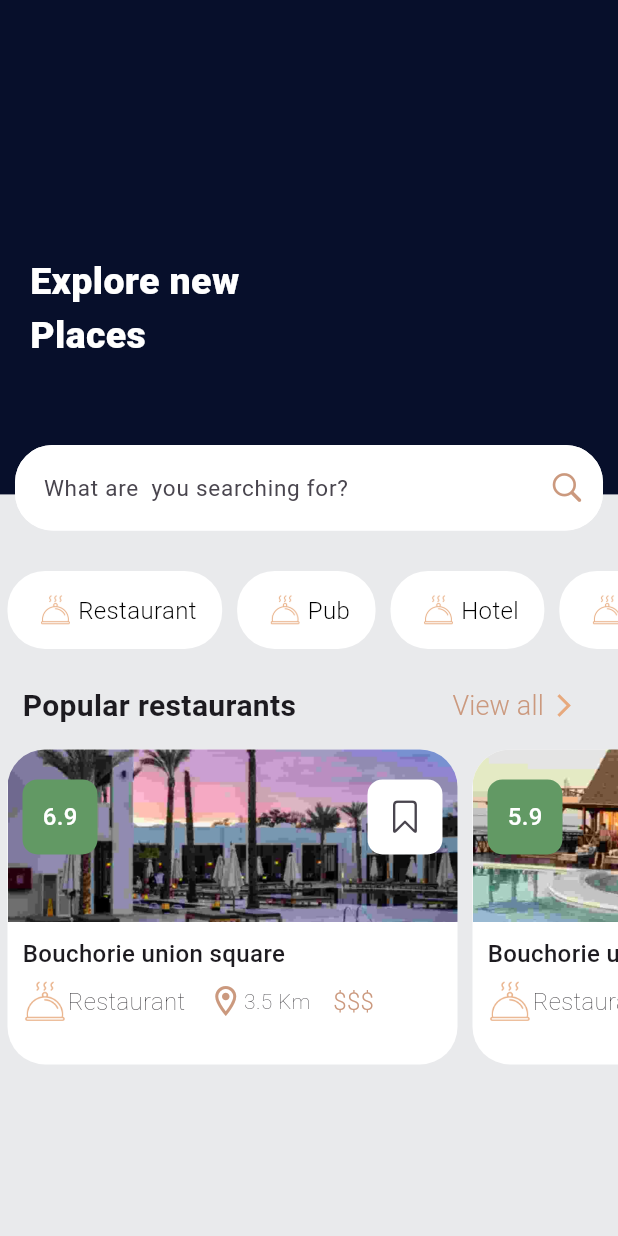
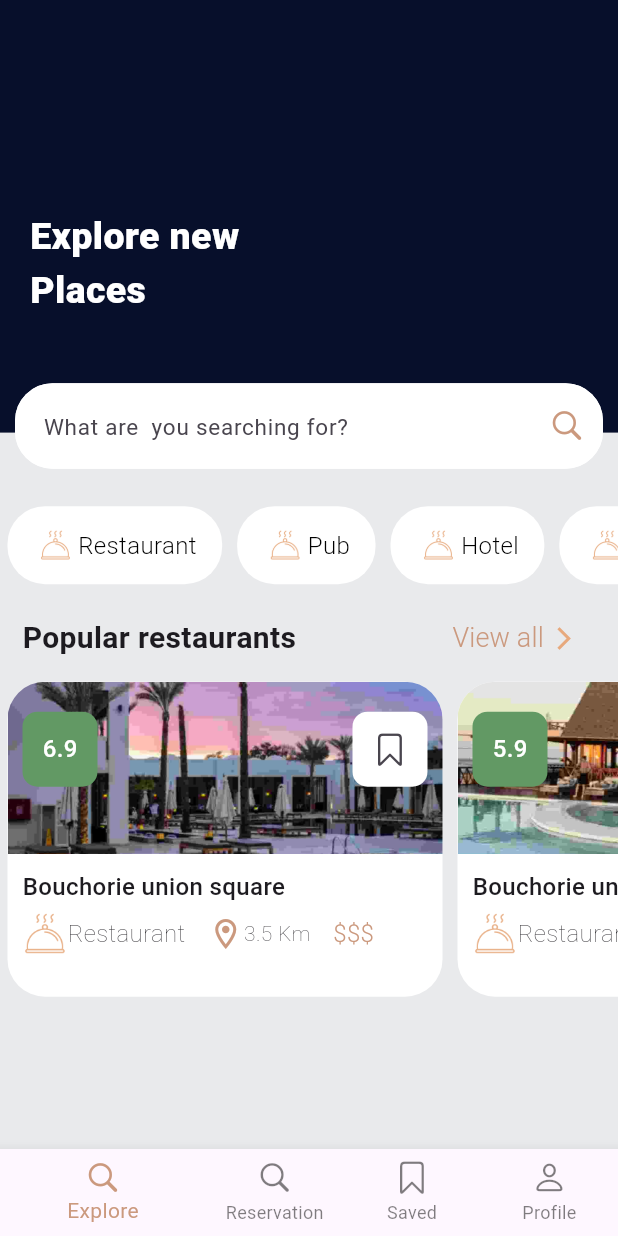
Before and after one commit to barakadewise/hotelsApp, a Flutter app: the screen it shows after launch, on a phone screen of 412 x 824 dp. Run offline on Flutter 3.47's test engine with Material 3 defaults, Android fonts, the phone set to English and light mode, and no system bars.

Commit message:
added bottom nav ,profile,reservation,saved and profile more modification on the way

```diff
--- a/lib/main.dart
+++ b/lib/main.dart
@@ -1,5 +1,6 @@
 import 'package:flutter/material.dart';
-import 'package:myapp/src/home/screen/home_screen.dart';
+import 'package:myapp/src/Explore/screen/explore.dart';
+import 'package:myapp/src/Home/homepage.dart';
 
 void main() {
   runApp(const MyApp());
@@ -8,13 +9,10 @@ void main() {
 class MyApp extends StatelessWidget {
   const MyApp({super.key});
 
-
   @override
   Widget build(BuildContext context) {
     return MaterialApp(
-
       theme: ThemeData(
-
         colorScheme: ColorScheme.fromSeed(seedColor: Colors.deepPurple),
         useMaterial3: true,
       ),
--- a/lib/src/home/components/popular_places_card.dart
+++ b/lib/src/Explore/components/popular_places_card.dart
@@ -10,7 +10,7 @@ class PopularPlacesCard extends StatelessWidget {
   @override
   Widget build(BuildContext context) {
     return Container(
-        width: 300,
+        width: 290,
         decoration: BoxDecoration(
           color: Colors.white,
           borderRadius: BorderRadius.circular(25),
@@ -20,7 +20,7 @@ class PopularPlacesCard extends StatelessWidget {
             Column(
               children: [
                 SizedBox(
-                    width: 300,
+                    width: 290,
                     height: 115,
                     child: ClipRRect(
                       borderRadius: const BorderRadius.only(
--- a/lib/src/home/screen/home_screen.dart
+++ b/lib/src/Explore/screen/explore.dart
@@ -1,20 +1,15 @@
 import 'package:flutter/cupertino.dart';
 import 'package:flutter/material.dart';
-import 'package:flutter/widgets.dart';
-import 'package:myapp/src/home/models/popular_places_model.dart';
 import '../components/category_card.dart';
 import '../components/popular_places_card.dart';
+import '../models/popular_places_model.dart';
 
-class Homepage extends StatefulWidget {
-  const Homepage({super.key});
+class Explore extends StatelessWidget {
+  const Explore({super.key});
 
   @override
-  State<Homepage> createState() => _HomepageState();
-}
+  Widget build(BuildContext context) {
 
-class _HomepageState extends State<Homepage> {
-  @override
-  Widget build(BuildContext context) {
     final List<String> category = [
       'Restaurant',
       'Pub',
@@ -34,13 +29,13 @@ class _HomepageState extends State<Homepage> {
                   Container(
                     decoration: const BoxDecoration(color: Color(0xff070F2B)),
                     child: SizedBox(
-                      height: size.height * 0.4,
+                      height: size.height * 0.35,
                       width: size.width,
                       child: const Column(
                         crossAxisAlignment: CrossAxisAlignment.start,
                         children: [
                           SizedBox(
-                            height: 170,
+                            height: 140,
                           ),
                           Padding(
                             padding: EdgeInsets.only(left: 20),
@@ -67,7 +62,7 @@ class _HomepageState extends State<Homepage> {
                     ),
                   ),
                   Positioned(
-                    top: size.height * 0.36,
+                    top: size.height * 0.31,
                     child: Column(
                       children: [
                         SizedBox(
@@ -115,7 +110,7 @@ class _HomepageState extends State<Homepage> {
                           ),
                         ),
                         const SizedBox(
-                          height: 10,
+                          height: 8,
                         ),
                         SizedBox(
                             height: 60,
@@ -151,7 +146,7 @@ class _HomepageState extends State<Homepage> {
                               ],
                             )),
                         const SizedBox(
-                          height: 10,
+                          height: 8,
                         ),
                         SizedBox(
                           width: size.width,
@@ -214,10 +209,11 @@ class _HomepageState extends State<Homepage> {
                         ),
                       ],
                     ),
-                  )
+                  ),
+                  const SizedBox(height: 70,)
                 ],
               ),
-            )
+            ),
           ],
         ),
       ),
--- /dev/null
+++ b/lib/src/Home/homepage.dart
@@ -0,0 +1,141 @@
+import 'package:flutter/cupertino.dart';
+import 'package:flutter/material.dart';
+import 'package:myapp/src/Explore/screen/explore.dart';
+import 'package:myapp/src/Profile/screen/profile.dart';
+import 'package:myapp/src/Resevation/screen/reservation.dart';
+import 'package:myapp/src/Saved/screen/saved.dart';
+
+class Homepage extends StatefulWidget {
+  const Homepage({super.key});
+
+  @override
+  State<Homepage> createState() => _HomepageState();
+}
+
+class _HomepageState extends State<Homepage> {
+//initial page and index
+  int currentIndexPage = 0;
+
+  final Widget currentPage = const Explore();
+
+//list of pages
+  final List<Widget> pages = [
+    const Explore(),
+    const Reservation(),
+    const Saved(),
+    const Profile()
+  ];
+
+  //initialize the page storage bucket
+  final PageStorageBucket bucket = PageStorageBucket();
+
+  @override
+  Widget build(BuildContext context) {
+    return Scaffold(
+      // bottomNavigationBar: BottomAppBar(
+      //   color: Colors.white,
+      //   height: 65,
+      //   elevation: 2,
+      //   child: SizedBox(
+      //     height: 60,
+      //     child: Row(
+      //       mainAxisAlignment: MainAxisAlignment.spaceBetween,
+      //       children: [
+      //         MaterialButton(
+      //           minWidth: 35,
+      //           onPressed: () {},
+      //           child: const Column(
+      //             children: [
+      //               Icon(
+      //                 CupertinoIcons.search,
+      //               ),
+      //               Text(
+      //                 'Explore',
+      //                 style:
+      //                     TextStyle(fontSize: 12, fontWeight: FontWeight.w300),
+      //               )
+      //             ],
+      //           ),
+      //         ),
+      //         MaterialButton(
+      //           minWidth: 30,
+      //           onPressed: () {},
+      //           child: const Column(
+      //             children: [
+      //               Icon(
+      //                CupertinoIcons.book_circle_fill
+      //               ),
+      //               Text(
+      //                 'Reservation',
+      //                 style:
+      //                     TextStyle(fontSize: 12, fontWeight: FontWeight.w300),
+      //               )
+      //             ],
+      //           ),
+      //         ),
+      //         MaterialButton(
+      //           minWidth: 35,
+      //           onPressed: () {},
+      //           child: const Column(
+      //             children: [
+      //               Icon(
+      //                 CupertinoIcons.bookmark,
+      //               ),
+      //               Text(
+      //                 'Saved',
+      //                 style:
+      //                     TextStyle(fontSize: 12, fontWeight: FontWeight.w300),
+      //               )
+      //             ],
+      //           ),
+      //         ),
+      //         MaterialButton(
+      //           minWidth: 35,
+      //           onPressed: () {},
+      //           child: const Column(
+      //             children: [
+      //               Icon(
+      //                 CupertinoIcons.person,
+      //               ),
+      //               Text(
+      //                 'Profile',
+      //                 style:
+      //                     TextStyle(fontSize: 12, fontWeight: FontWeight.w300),
+      //               )
+      //             ],
+      //           ),
+      //         )
+      //       ],
+      //     ),
+      //   ),
+      // ),
+      bottomNavigationBar: BottomNavigationBar(
+          onTap: (int index) {
+            setState(() {
+              currentIndexPage = index;
+            });
+            print(index);
+          },
+          showSelectedLabels: true,
+          showUnselectedLabels: true,
+          currentIndex: currentIndexPage,
+          selectedItemColor: const Color(0xffCB997E),
+          unselectedItemColor: Colors.black.withOpacity(0.5),
+          selectedLabelStyle: const TextStyle(
+            color: Color(0xffCB997E),
+          ),
+          unselectedLabelStyle: TextStyle(color: Colors.black.withOpacity(0.5)),
+          items: const [
+            BottomNavigationBarItem(
+                icon: Icon(CupertinoIcons.search), label: 'Explore'),
+            BottomNavigationBarItem(
+                icon: Icon(CupertinoIcons.search), label: 'Reservation'),
+            BottomNavigationBarItem(
+                icon: Icon(CupertinoIcons.bookmark), label: 'Saved'),
+            BottomNavigationBarItem(
+                icon: Icon(CupertinoIcons.person), label: 'Profile'),
+          ]),
+      body: PageStorage(bucket: bucket, child: pages[currentIndexPage]),
+    );
+  }
+}
--- /dev/null
+++ b/lib/src/Profile/screen/profile.dart
@@ -0,0 +1,15 @@
+
+import 'package:flutter/material.dart';
+
+class Profile extends StatelessWidget {
+  const Profile({super.key});
+
+  @override
+  Widget build(BuildContext context) {
+    return const Scaffold(
+      body: Center(
+        child: Text('This is the profile page'),
+      ),
+    );
+  }
+}
--- /dev/null
+++ b/lib/src/Resevation/screen/reservation.dart
@@ -0,0 +1,15 @@
+
+import 'package:flutter/material.dart';
+
+class Reservation extends StatelessWidget {
+  const Reservation({super.key});
+
+  @override
+  Widget build(BuildContext context) {
+    return const Scaffold(
+      body: Center(
+        child: Text('This is reservation page!'),
+      ),
+    );
+  }
+}
--- /dev/null
+++ b/lib/src/Saved/screen/saved.dart
@@ -0,0 +1,14 @@
+import 'package:flutter/material.dart';
+
+class Saved extends StatelessWidget {
+  const Saved({super.key});
+
+  @override
+  Widget build(BuildContext context) {
+    return const Scaffold(
+      body: Center(
+        child: Text('This is the sved page list!'),
+      ),
+    );
+  }
+}
```
Also changed, not shown: lib/src/Explore/components/category_card.dart (renamed from lib/src/home/components/category_card.dart), lib/src/Explore/components/details_screen.dart (added), lib/src/Explore/models/popular_places_model.dart (renamed from lib/src/home/models/popular_places_model.dart).
